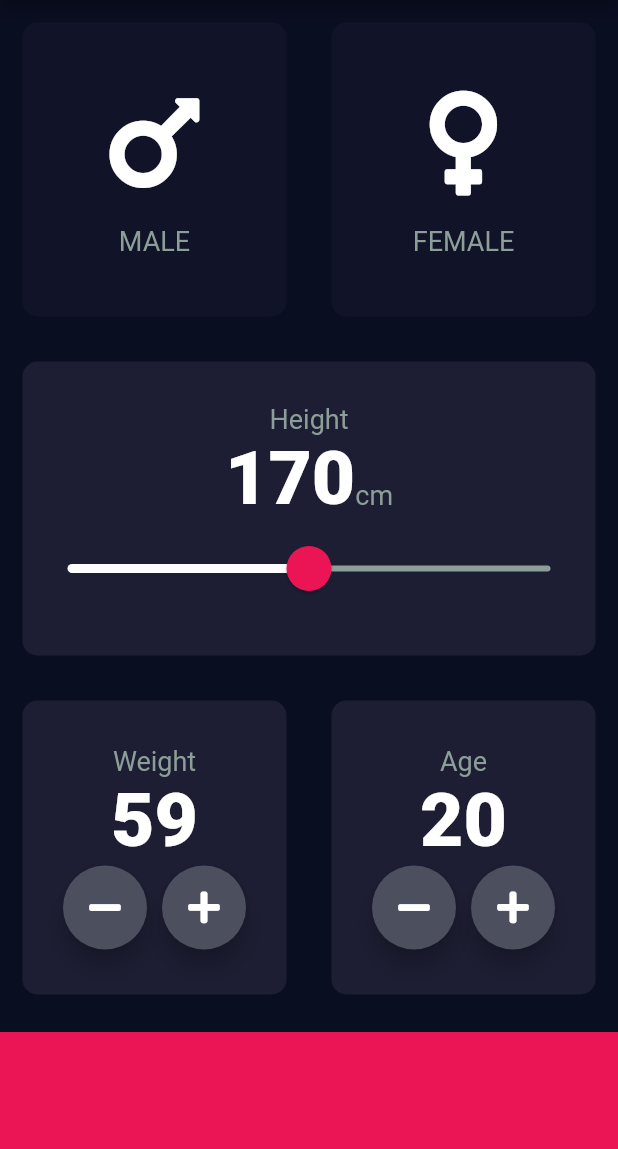
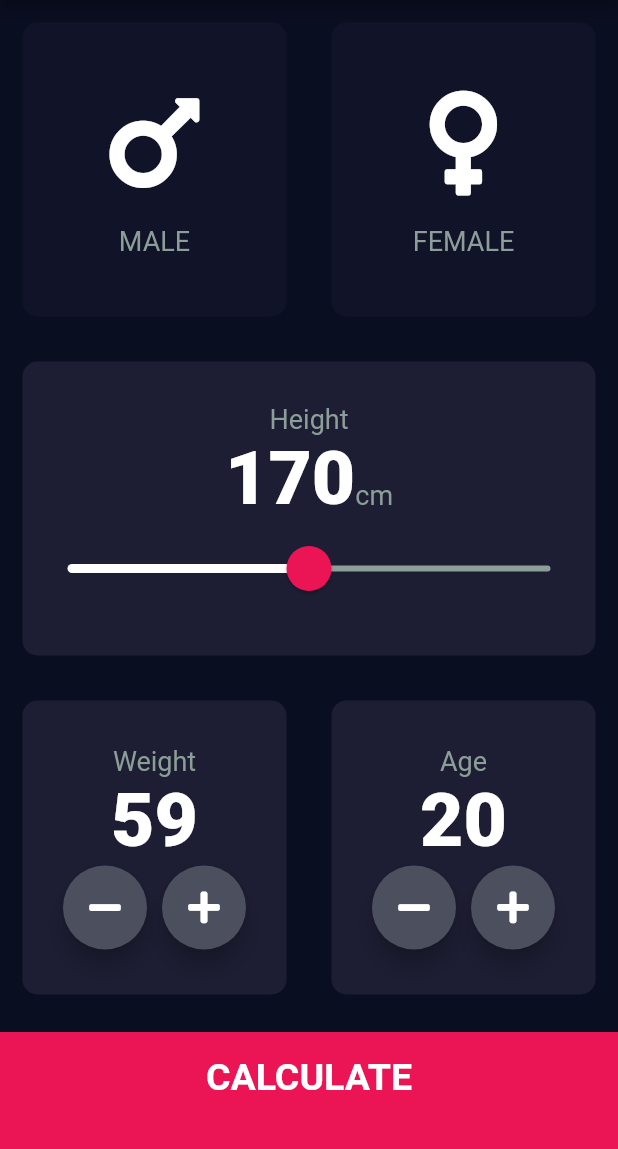
Before and after one commit to jedchoi/bmi-calculator-flutter, a Flutter app: the screen it shows after launch, after a tap on an icon or button, on a phone screen of 412 x 824 dp, the part 84-1233 px from its top. Run offline on Flutter 3.47's test engine with Material 2 defaults, Android fonts, the phone set to English and light mode, and no system bars; our stand-ins replace font_awesome_flutter.

Commit message:
result_page 추가 및 calculate 버튼 디자인 수정

```diff
--- a/lib/constants.dart
+++ b/lib/constants.dart
@@ -14,3 +14,8 @@ const kNumberTextStyle = TextStyle(
   fontSize: 50.0,
   fontWeight: FontWeight.w900,
 );
+
+const kLargeButtonTextStyle = TextStyle(
+  fontSize: 25.0,
+  fontWeight: FontWeight.bold,
+);
--- a/lib/input_page.dart
+++ b/lib/input_page.dart
@@ -1,3 +1,4 @@
+import 'package:bmi_calculator/results_page.dart';
 import 'package:flutter/material.dart';
 import 'package:font_awesome_flutter/font_awesome_flutter.dart';
 import 'icon_content.dart';
@@ -205,11 +206,25 @@ class _InputPageState extends State<InputPage> {
               ],
             ),
           ),
-          Container(
-            color: kBottonContainerColor,
-            margin: EdgeInsets.only(top: 10.0),
-            width: double.infinity,
-            height: kBottomContainerHeight,
+          GestureDetector(
+            onTap: () => Navigator.push(
+                context,
+                MaterialPageRoute(
+                  builder: (context) => ResultPage(),
+                )),
+            child: Container(
+              child: Center(
+                child: Text(
+                  'CALCULATE',
+                  style: kLargeButtonTextStyle,
+                ),
+              ),
+              color: kBottonContainerColor,
+              margin: EdgeInsets.only(top: 10.0),
+              padding: EdgeInsets.only(bottom: 20.0),
+              width: double.infinity,
+              height: kBottomContainerHeight,
+            ),
           )
         ],
       ),
```
Also changed, not shown: lib/results_page.dart (added, +18 -0 lines).
